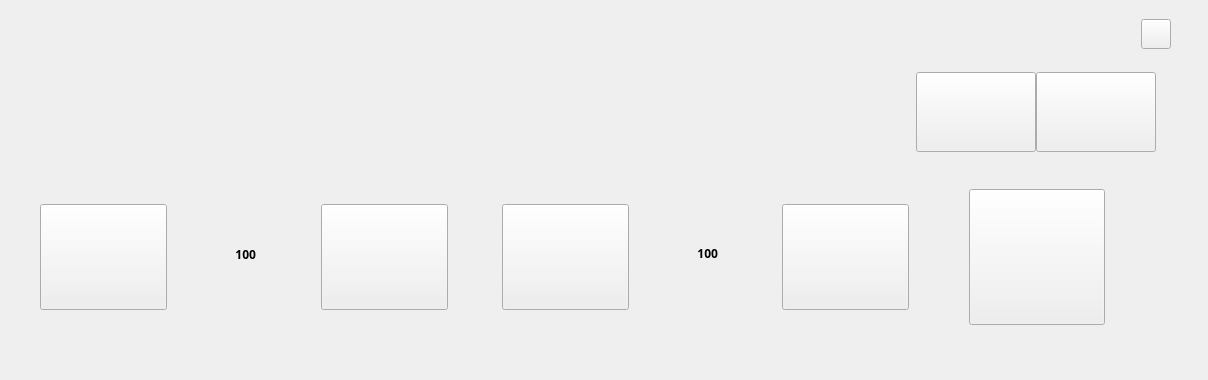
Before: the Qt Designer form ui/inflation_deflation_timing.ui in 1xiaosongz/IABPUI, drawn with Qt 5.
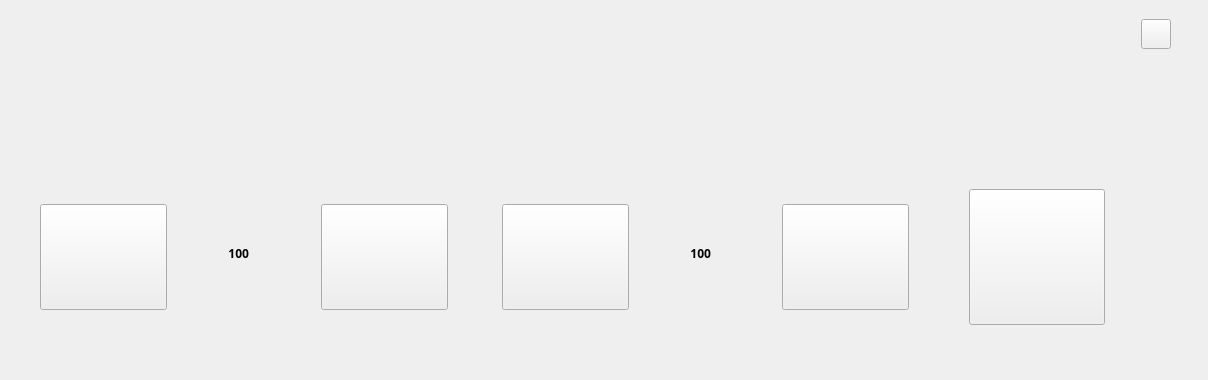
After: the same form once the commit is applied. Icons and pictures are not drawn.

The edit to the form file:
```diff
--- a/ui/inflation_deflation_timing.ui
+++ b/ui/inflation_deflation_timing.ui
@@ -25,6 +25,9 @@
   <property name="windowTitle">
    <string>Inflation_Deflation_Timing</string>
   </property>
+  <property name="styleSheet">
+   <string notr="true"/>
+  </property>
   <widget class="QLabel" name="Label">
    <property name="geometry">
     <rect>
@@ -46,6 +49,9 @@
      <height>380</height>
     </size>
    </property>
+   <property name="styleSheet">
+    <string notr="true">background-image: url(:/Inflation_Deflation_Timing/Group 10532.png);</string>
+   </property>
    <property name="text">
     <string/>
    </property>
@@ -178,8 +184,8 @@
   <widget class="QLabel" name="InflationNum_Label">
    <property name="geometry">
     <rect>
-     <x>185</x>
-     <y>224</y>
+     <x>178</x>
+     <y>223</y>
      <width>71</width>
      <height>60</height>
     </rect>
@@ -212,7 +218,7 @@
   <widget class="QLabel" name="DeflateNum_Label">
    <property name="geometry">
     <rect>
-     <x>647</x>
+     <x>640</x>
      <y>223</y>
      <width>71</width>
      <height>60</height>
@@ -244,68 +250,6 @@
     <set>Qt::AlignRight|Qt::AlignTrailing|Qt::AlignVCenter</set>
    </property>
   </widget>
-  <widget class="QLabel" name="Ratio1_1_Num_Label">
-   <property name="geometry">
-    <rect>
-     <x>938</x>
-     <y>88</y>
-     <width>71</width>
-     <height>60</height>
-    </rect>
-   </property>
-   <property name="minimumSize">
-    <size>
-     <width>71</width>
-     <height>60</height>
-    </size>
-   </property>
-   <property name="maximumSize">
-    <size>
-     <width>71</width>
-     <height>60</height>
-    </size>
-   </property>
-   <property name="font">
-    <font>
-     <family>思源黑体 CN Bold</family>
-     <bold>true</bold>
-    </font>
-   </property>
-   <property name="text">
-    <string>&lt;html&gt;&lt;head/&gt;&lt;body&gt;&lt;p&gt;&lt;span style=&quot; font-weight:700;&quot;&gt;1:1&lt;/span&gt;&lt;/p&gt;&lt;/body&gt;&lt;/html&gt;</string>
-   </property>
-  </widget>
-  <widget class="QLabel" name="Ratio1_2_Num_Label">
-   <property name="geometry">
-    <rect>
-     <x>1060</x>
-     <y>88</y>
-     <width>71</width>
-     <height>60</height>
-    </rect>
-   </property>
-   <property name="minimumSize">
-    <size>
-     <width>71</width>
-     <height>60</height>
-    </size>
-   </property>
-   <property name="maximumSize">
-    <size>
-     <width>71</width>
-     <height>60</height>
-    </size>
-   </property>
-   <property name="font">
-    <font>
-     <family>思源黑体 CN Bold</family>
-     <bold>true</bold>
-    </font>
-   </property>
-   <property name="text">
-    <string>&lt;html&gt;&lt;head/&gt;&lt;body&gt;&lt;p&gt;&lt;span style=&quot; font-weight:700;&quot;&gt;1:2&lt;/span&gt;&lt;/p&gt;&lt;/body&gt;&lt;/html&gt;</string>
-   </property>
-  </widget>
   <widget class="QPushButton" name="Help_Button">
    <property name="geometry">
     <rect>
@@ -331,121 +275,6 @@
     <string/>
    </property>
   </widget>
-  <widget class="QLabel" name="Ratio1_1_Backdrop">
-   <property name="geometry">
-    <rect>
-     <x>913</x>
-     <y>69</y>
-     <width>126</width>
-     <height>86</height>
-    </rect>
-   </property>
-   <property name="minimumSize">
-    <size>
-     <width>126</width>
-     <height>86</height>
-    </size>
-   </property>
-   <property name="maximumSize">
-    <size>
-     <width>126</width>
-     <height>86</height>
-    </size>
-   </property>
-   <property name="text">
-    <string/>
-   </property>
-  </widget>
-  <widget class="QLabel" name="Ratio1_2_Backdrop">
-   <property name="geometry">
-    <rect>
-     <x>1033</x>
-     <y>69</y>
-     <width>126</width>
-     <height>86</height>
-    </rect>
-   </property>
-   <property name="minimumSize">
-    <size>
-     <width>126</width>
-     <height>86</height>
-    </size>
-   </property>
-   <property name="maximumSize">
-    <size>
-     <width>126</width>
-     <height>86</height>
-    </size>
-   </property>
-   <property name="text">
-    <string/>
-   </property>
-  </widget>
-  <widget class="QPushButton" name="Ratio1_1_Button">
-   <property name="geometry">
-    <rect>
-     <x>916</x>
-     <y>72</y>
-     <width>120</width>
-     <height>80</height>
-    </rect>
-   </property>
-   <property name="minimumSize">
-    <size>
-     <width>120</width>
-     <height>80</height>
-    </size>
-   </property>
-   <property name="maximumSize">
-    <size>
-     <width>120</width>
-     <height>80</height>
-    </size>
-   </property>
-   <property name="text">
-    <string/>
-   </property>
-  </widget>
-  <widget class="QPushButton" name="Ratio1_2_Button">
-   <property name="geometry">
-    <rect>
-     <x>1036</x>
-     <y>72</y>
-     <width>120</width>
-     <height>80</height>
-    </rect>
-   </property>
-   <property name="minimumSize">
-    <size>
-     <width>120</width>
-     <height>80</height>
-    </size>
-   </property>
-   <property name="maximumSize">
-    <size>
-     <width>120</width>
-     <height>80</height>
-    </size>
-   </property>
-   <property name="text">
-    <string/>
-   </property>
-  </widget>
-  <zorder>Label</zorder>
-  <zorder>InflationReduce_Button</zorder>
-  <zorder>InflationAdd_Button</zorder>
-  <zorder>DeflateReduce_Button</zorder>
-  <zorder>DeflateAdd_Button</zorder>
-  <zorder>Finish_Button</zorder>
-  <zorder>InflationNum_Label</zorder>
-  <zorder>DeflateNum_Label</zorder>
-  <zorder>Help_Button</zorder>
-  <zorder>Ratio1_1_Backdrop</zorder>
-  <zorder>Ratio1_2_Backdrop</zorder>
-  <zorder>Ratio1_1_Num_Label</zorder>
-  <zorder>Ratio1_2_Num_Label</zorder>
-  <zorder>Ratio1_1_Button</zorder>
-  <zorder>Ratio1_2_Button</zorder>
  </widget>
  <resources/>
  <connections/>
```
Left out of the diff: 4 changed lines with no effect on the pictures.
